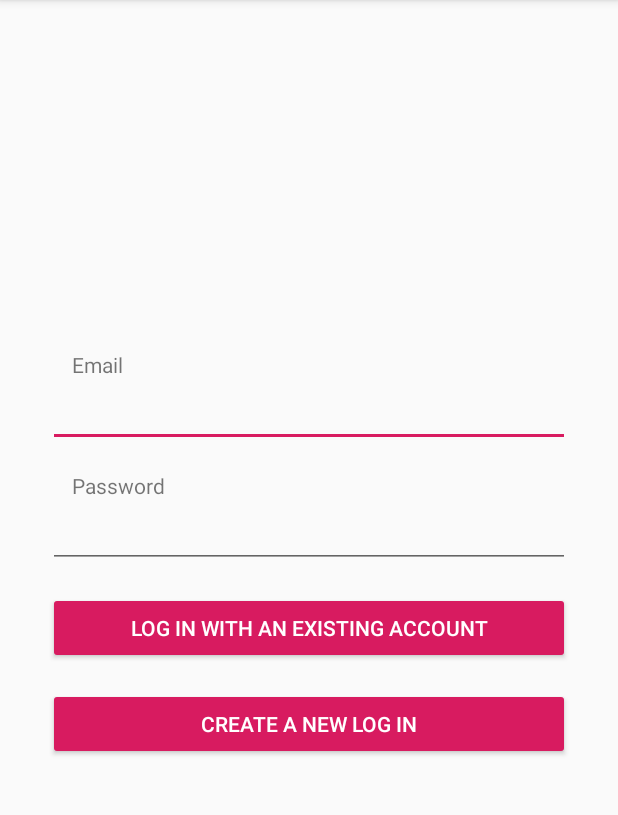
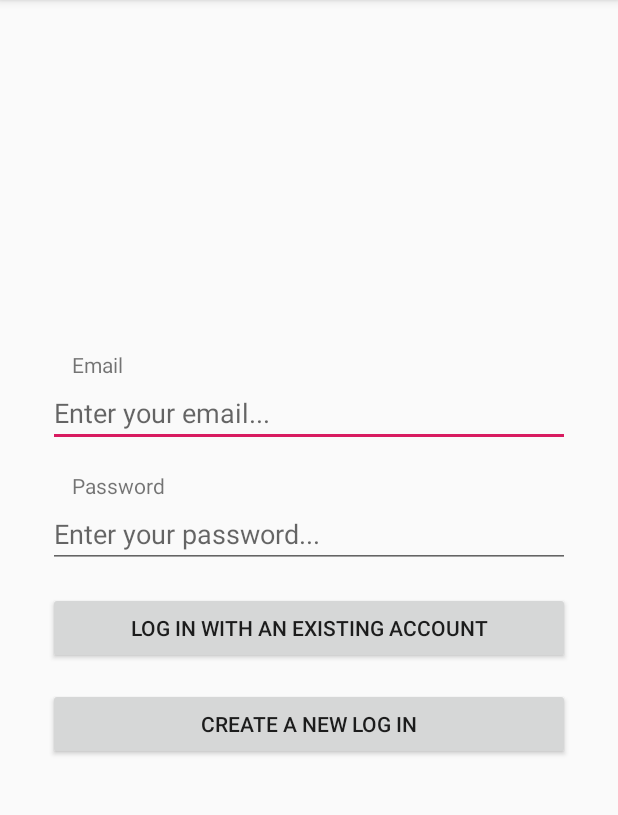
Before and after one commit to gmendozah/ShoeStore, an Android app: the screen it shows after launch (MainActivity), on a phone screen of 412 x 824 dp, the part 84-899 px from its top. Run offline under Robolectric (Android 15) with nearby library versions, the phone set to English and light mode, and no system bars; our stand-ins replace Timber, data binding.

Commit message:
refactor: UI components IDs

```diff
--- a/app/src/main/res/layout/fragment_login.xml
+++ b/app/src/main/res/layout/fragment_login.xml
@@ -13,63 +13,66 @@
         tools:context=".screens.login.LoginFragment">
 
         <TextView
-            android:id="@+id/email_textview"
+            android:id="@+id/emailTextView"
             android:layout_width="wrap_content"
             android:layout_height="wrap_content"
             android:layout_marginStart="@dimen/componentPadding"
             android:layout_weight="1"
             android:text="@string/emailLabel"
-            app:layout_constraintBottom_toTopOf="@+id/email_edit_text"
-            app:layout_constraintStart_toStartOf="@+id/email_edit_text"
+            app:layout_constraintBottom_toTopOf="@+id/emailEditText"
+            app:layout_constraintStart_toStartOf="@+id/emailEditText"
             app:layout_constraintTop_toTopOf="parent"
             app:layout_constraintVertical_bias="0.47000003"
             app:layout_constraintVertical_chainStyle="packed" />
 
         <EditText
-            android:id="@+id/email_edit_text"
+            android:id="@+id/emailEditText"
             android:layout_width="match_parent"
             android:layout_height="wrap_content"
             android:layout_marginStart="@dimen/componentPadding"
             android:layout_marginEnd="@dimen/componentPadding"
             android:layout_weight="1"
             android:ems="10"
+            android:hint="@string/enterEmailHint"
             android:inputType="textEmailAddress"
-            app:layout_constraintBottom_toTopOf="@+id/password_textview"
+            app:layout_constraintBottom_toTopOf="@+id/passwordTextView"
             app:layout_constraintEnd_toEndOf="parent"
             app:layout_constraintHorizontal_bias="0.5"
             app:layout_constraintStart_toStartOf="parent"
-            app:layout_constraintTop_toBottomOf="@+id/email_textview" />
+            app:layout_constraintTop_toBottomOf="@+id/emailTextView"
+            android:autofillHints="" />
 
         <TextView
-            android:id="@+id/password_textview"
+            android:id="@+id/passwordTextView"
             android:layout_width="wrap_content"
             android:layout_height="wrap_content"
             android:layout_marginStart="@dimen/componentPadding"
             android:layout_marginTop="@dimen/componentPadding"
             android:layout_weight="1"
             android:text="@string/passwordLabel"
-            app:layout_constraintBottom_toTopOf="@+id/password_edit_text"
-            app:layout_constraintStart_toStartOf="@+id/password_edit_text"
-            app:layout_constraintTop_toBottomOf="@+id/email_edit_text" />
+            app:layout_constraintBottom_toTopOf="@+id/passwordEditText"
+            app:layout_constraintStart_toStartOf="@+id/passwordEditText"
+            app:layout_constraintTop_toBottomOf="@+id/emailEditText" />
 
         <EditText
-            android:id="@+id/password_edit_text"
+            android:id="@+id/passwordEditText"
             android:layout_width="match_parent"
             android:layout_height="wrap_content"
             android:layout_marginStart="@dimen/componentPadding"
             android:layout_marginEnd="@dimen/componentPadding"
             android:layout_weight="1"
             android:ems="10"
+            android:hint="@string/enterPasswordHint"
             android:inputType="textPassword"
             app:layout_constraintBottom_toTopOf="@+id/logInExistingButton"
             app:layout_constraintEnd_toEndOf="parent"
             app:layout_constraintHorizontal_bias="0.5"
             app:layout_constraintStart_toStartOf="parent"
-            app:layout_constraintTop_toBottomOf="@+id/password_textview" />
+            app:layout_constraintTop_toBottomOf="@+id/passwordTextView"
+            android:autofillHints="" />
 
         <Button
             android:id="@+id/logInNewButton"
-            style="@style/primaryButton"
             android:layout_width="0dp"
             android:layout_height="wrap_content"
             android:layout_marginStart="@dimen/componentPadding"
@@ -85,7 +88,6 @@
 
         <Button
             android:id="@+id/logInExistingButton"
-            style="@style/primaryButton"
             android:layout_width="match_parent"
             android:layout_height="wrap_content"
             android:layout_marginStart="@dimen/componentPadding"
@@ -97,6 +99,6 @@
             app:layout_constraintEnd_toEndOf="parent"
             app:layout_constraintHorizontal_bias="0.5"
             app:layout_constraintStart_toStartOf="parent"
-            app:layout_constraintTop_toBottomOf="@+id/password_edit_text" />
+            app:layout_constraintTop_toBottomOf="@+id/passwordEditText" />
     </androidx.constraintlayout.widget.ConstraintLayout>
 </layout>
--- a/app/src/main/res/values/strings.xml
+++ b/app/src/main/res/values/strings.xml
@@ -6,4 +6,6 @@
     <string name="passwordLabel">Password</string>
     <string name="loginExistingAccount">Log In With An Existing Account</string>
     <string name="newLogin">Create A New Log In</string>
+    <string name="enterEmailHint">Enter your email...</string>
+    <string name="enterPasswordHint">Enter your password...</string>
 </resources>
```
Also changed, not shown: app/src/main/res/layout/fragment_welcome.xml (+25 -4 lines).
